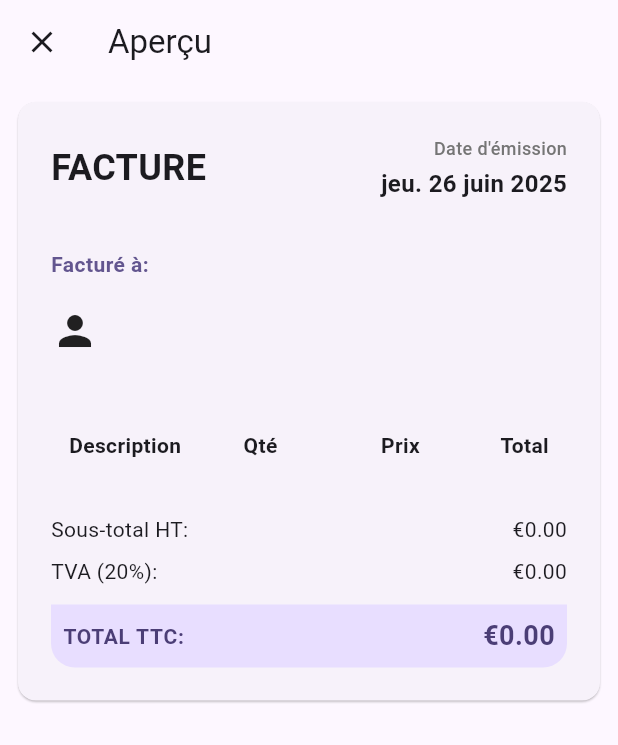
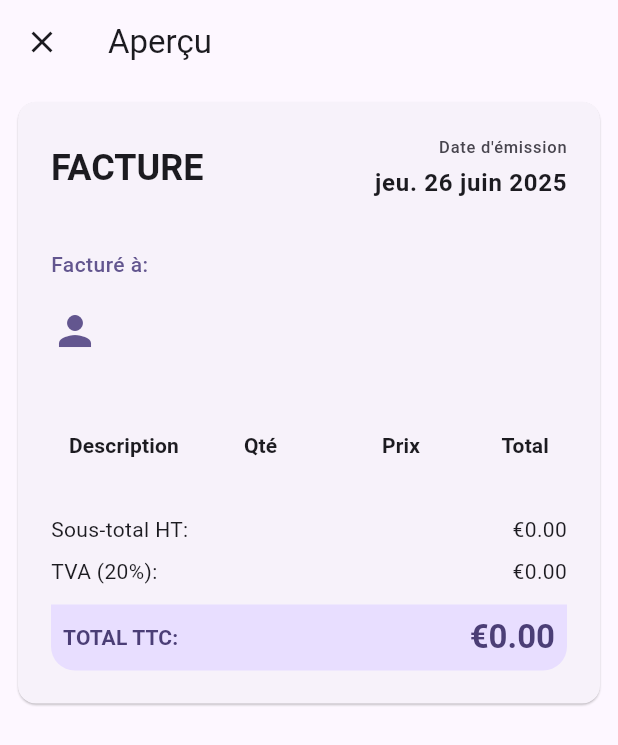
Before and after one commit to TiaDev7474/factureo, a Flutter app: the screen it shows after launch, after a tap on "Prévisualiser la facture", on a phone screen of 412 x 824 dp. Shown: the top 745 px of the screen. Run offline on Flutter 3.47's test engine with Material 3 defaults, Android fonts, the phone set to English and light mode, and no system bars; our stand-ins replace equatable.

Commit message:
refactor(invoice): replace hardcoded text style into textTheme

```diff
--- a/lib/src/views/screens/invoice_preview_screen.dart
+++ b/lib/src/views/screens/invoice_preview_screen.dart
@@ -9,8 +9,9 @@ class InvoicePreviewScreen extends StatelessWidget {
 
   @override
   Widget build(BuildContext context) {
+    final textTheme = Theme.of(context).textTheme;
     return Scaffold(
-      appBar: AppBar(title: const Text('Aperçu')),
+      appBar: AppBar(title: Text('Aperçu', style: textTheme.titleLarge)),
       body: SingleChildScrollView(
         padding: const EdgeInsets.all(8),
         child: Card(
@@ -20,11 +21,11 @@ class InvoicePreviewScreen extends StatelessWidget {
             child: Column(
               crossAxisAlignment: CrossAxisAlignment.start,
               children: [
-                _buildHeader(),
+                _buildHeader(context),
                 const SizedBox(height: 32),
                 _buildClientInfo(context),
                 const SizedBox(height: 32),
-                _buildItemsTable(),
+                _buildItemsTable(context),
                 const SizedBox(height: 24),
                 _buildTotalsSummary(context),
               ],
@@ -35,29 +36,27 @@ class InvoicePreviewScreen extends StatelessWidget {
     );
   }
 
-  Widget _buildHeader() {
+  Widget _buildHeader(BuildContext context) {
+    final textTheme = Theme.of(context).textTheme;
+    final color = Theme.of(context).colorScheme.onSurfaceVariant;
     return Row(
       mainAxisAlignment: MainAxisAlignment.spaceBetween,
       children: [
-        const Text(
+        Text(
           'FACTURE',
-          style: TextStyle(fontSize: 24, fontWeight: FontWeight.bold),
+          style: textTheme.headlineSmall?.copyWith(fontWeight: FontWeight.bold),
         ),
         Column(
           crossAxisAlignment: CrossAxisAlignment.end,
           children: [
             Text(
               'Date d\'émission',
-              style: TextStyle(
-                fontSize: 12,
-                color: Colors.grey[600],
-                fontWeight: FontWeight.w500,
-              ),
+              style: textTheme.labelSmall?.copyWith(color: color),
             ),
             const SizedBox(height: 4),
             Text(
               formatDate(invoice.invoiceDate),
-              style: const TextStyle(fontSize: 16, fontWeight: FontWeight.w600),
+              style: textTheme.bodyLarge?.copyWith(fontWeight: FontWeight.w600),
             ),
           ],
         ),
@@ -66,34 +65,28 @@ class InvoicePreviewScreen extends StatelessWidget {
   }
 
   Widget _buildClientInfo(BuildContext context) {
+    final textTheme = Theme.of(context).textTheme;
+    final primary = Theme.of(context).colorScheme.primary;
     return Column(
       crossAxisAlignment: CrossAxisAlignment.start,
       children: [
         Text(
           'Facturé à:',
-          style: TextStyle(
-            fontSize: 14,
-            fontWeight: FontWeight.w600,
-            color: Theme.of(context).colorScheme.primary,
+          style: textTheme.labelLarge?.copyWith(
+            color: primary,
             letterSpacing: 0.3,
           ),
         ),
         const SizedBox(height: 12),
         Row(
           children: [
-            Icon(Icons.person, size: 32),
+            Icon(Icons.person, size: 32, color: primary),
             const SizedBox(width: 12),
             Column(
               crossAxisAlignment: CrossAxisAlignment.start,
               children: [
-                Text(
-                  invoice.clientName,
-                  style: Theme.of(context).textTheme.titleMedium,
-                ),
-                Text(
-                  invoice.clientEmail,
-                  style: Theme.of(context).textTheme.bodyMedium,
-                ),
+                Text(invoice.clientName, style: textTheme.titleMedium),
+                Text(invoice.clientEmail, style: textTheme.bodyMedium),
               ],
             ),
           ],
@@ -102,7 +95,7 @@ class InvoicePreviewScreen extends StatelessWidget {
     );
   }
 
-  Widget _buildItemsTable() {
+  Widget _buildItemsTable(BuildContext context) {
     return Table(
       columnWidths: const {
         0: FlexColumnWidth(2.5),
@@ -110,64 +103,62 @@ class InvoicePreviewScreen extends StatelessWidget {
         2: FlexColumnWidth(2),
         3: FlexColumnWidth(2),
       },
-      children: [_buildTableHeader(), ...invoice.items.map(_buildTableRow)],
+      children: [
+        _buildTableHeader(context),
+        ...invoice.items.map((e) => _buildTableRow(context, e)),
+      ],
     );
   }
 
-  TableRow _buildTableHeader() {
-    return const TableRow(
+  TableRow _buildTableHeader(BuildContext context) {
+    final textTheme = Theme.of(context).textTheme;
+    final headerStyle = textTheme.labelLarge?.copyWith(
+      fontWeight: FontWeight.bold,
+    );
+    return TableRow(
       children: [
         Padding(
-          padding: EdgeInsets.all(12),
-          child: Text(
-            'Description',
-            style: TextStyle(fontWeight: FontWeight.bold),
-          ),
+          padding: const EdgeInsets.all(12),
+          child: Text('Description', style: headerStyle),
         ),
         Padding(
-          padding: EdgeInsets.all(12),
-          child: Text(
-            'Qté',
-            style: TextStyle(fontWeight: FontWeight.bold),
-            textAlign: TextAlign.center,
-          ),
+          padding: const EdgeInsets.all(12),
+          child: Text('Qté', style: headerStyle, textAlign: TextAlign.center),
         ),
         Padding(
-          padding: EdgeInsets.all(12),
-          child: Text(
-            'Prix',
-            style: TextStyle(fontWeight: FontWeight.bold),
-            textAlign: TextAlign.right,
-          ),
+          padding: const EdgeInsets.all(12),
+          child: Text('Prix', style: headerStyle, textAlign: TextAlign.right),
         ),
         Padding(
-          padding: EdgeInsets.all(12),
-          child: Text(
-            'Total',
-            style: TextStyle(fontWeight: FontWeight.bold),
-            textAlign: TextAlign.right,
-          ),
+          padding: const EdgeInsets.all(12),
+          child: Text('Total', style: headerStyle, textAlign: TextAlign.right),
         ),
       ],
     );
   }
 
-  TableRow _buildTableRow(ArticleModel item) {
+  TableRow _buildTableRow(BuildContext context, ArticleModel item) {
+    final textTheme = Theme.of(context).textTheme;
     return TableRow(
       children: [
         Padding(
           padding: const EdgeInsets.all(12),
-          child: Text(item.description),
+          child: Text(item.description, style: textTheme.bodyMedium),
         ),
         Padding(
           padding: const EdgeInsets.all(12),
-          child: Text(item.quantity.toString(), textAlign: TextAlign.center),
+          child: Text(
+            item.quantity.toString(),
+            textAlign: TextAlign.center,
+            style: textTheme.bodyMedium,
+          ),
         ),
         Padding(
           padding: const EdgeInsets.all(12),
           child: Text(
             '${item.unitPrice.toStringAsFixed(2)} €',
             textAlign: TextAlign.right,
+            style: textTheme.bodyMedium,
           ),
         ),
         Padding(
@@ -175,7 +166,7 @@ class InvoicePreviewScreen extends StatelessWidget {
           child: Text(
             '${item.totalHT.toStringAsFixed(2)} €',
             textAlign: TextAlign.right,
-            style: const TextStyle(fontWeight: FontWeight.w500),
+            style: textTheme.bodyMedium?.copyWith(fontWeight: FontWeight.w500),
           ),
         ),
       ],
@@ -186,39 +177,49 @@ class InvoicePreviewScreen extends StatelessWidget {
     return Column(
       crossAxisAlignment: CrossAxisAlignment.start,
       children: [
-        _buildSubtotalRow(),
+        _buildSubtotalRow(context),
         const SizedBox(height: 8),
-        _buildTaxRow(),
+        _buildTaxRow(context),
         const SizedBox(height: 12),
         _buildTotalRow(context),
       ],
     );
   }
 
-  Widget _buildSubtotalRow() {
+  Widget _buildSubtotalRow(BuildContext context) {
+    final textTheme = Theme.of(context).textTheme;
     return Row(
       mainAxisAlignment: MainAxisAlignment.spaceBetween,
       children: [
-        const Text('Sous-total HT:'),
-        Text(formatToReadableCurrencyValue(invoice.totalHT, symbol: "€")),
+        Text('Sous-total HT:', style: textTheme.bodyMedium),
+        Text(
+          formatToReadableCurrencyValue(invoice.totalHT, symbol: "€"),
+          style: textTheme.bodyMedium,
+        ),
       ],
     );
   }
 
-  Widget _buildTaxRow() {
+  Widget _buildTaxRow(BuildContext context) {
+    final textTheme = Theme.of(context).textTheme;
     return Row(
       mainAxisAlignment: MainAxisAlignment.spaceBetween,
       children: [
-        const Text('TVA (20%):'),
-        Text(formatToReadableCurrencyValue(invoice.tva, symbol: "€")),
+        Text('TVA (20%):', style: textTheme.bodyMedium),
+        Text(
+          formatToReadableCurrencyValue(invoice.tva, symbol: "€"),
+          style: textTheme.bodyMedium,
+        ),
       ],
     );
   }
 
   Widget _buildTotalRow(BuildContext context) {
+    final colorScheme = Theme.of(context).colorScheme;
+    final textTheme = Theme.of(context).textTheme;
     return DecoratedBox(
       decoration: BoxDecoration(
-        color: Theme.of(context).colorScheme.primaryContainer,
+        color: colorScheme.primaryContainer,
         borderRadius: const BorderRadius.only(
           bottomLeft: Radius.circular(16),
           bottomRight: Radius.circular(16),
@@ -231,20 +232,16 @@ class InvoicePreviewScreen extends StatelessWidget {
           children: [
             Text(
               'TOTAL TTC:',
-              style: TextStyle(
+              style: textTheme.labelLarge?.copyWith(
                 fontWeight: FontWeight.bold,
-                color: Theme.of(context).colorScheme.onPrimaryContainer,
-                fontSize: 14,
-                letterSpacing: 0.5,
+                color: colorScheme.onPrimaryContainer,
               ),
             ),
             Text(
               formatToReadableCurrencyValue(invoice.totalTTC, symbol: "€"),
-              style: TextStyle(
+              style: textTheme.titleLarge?.copyWith(
                 fontWeight: FontWeight.bold,
-                fontSize: 18,
-                color: Theme.of(context).colorScheme.onPrimaryContainer,
-                letterSpacing: 0.3,
+                color: colorScheme.onPrimaryContainer,
               ),
             ),
           ],
```
